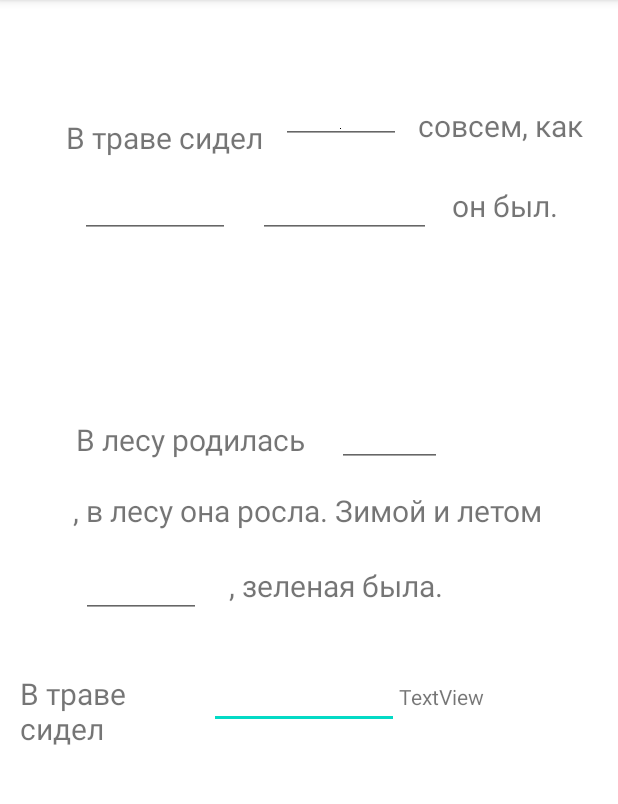
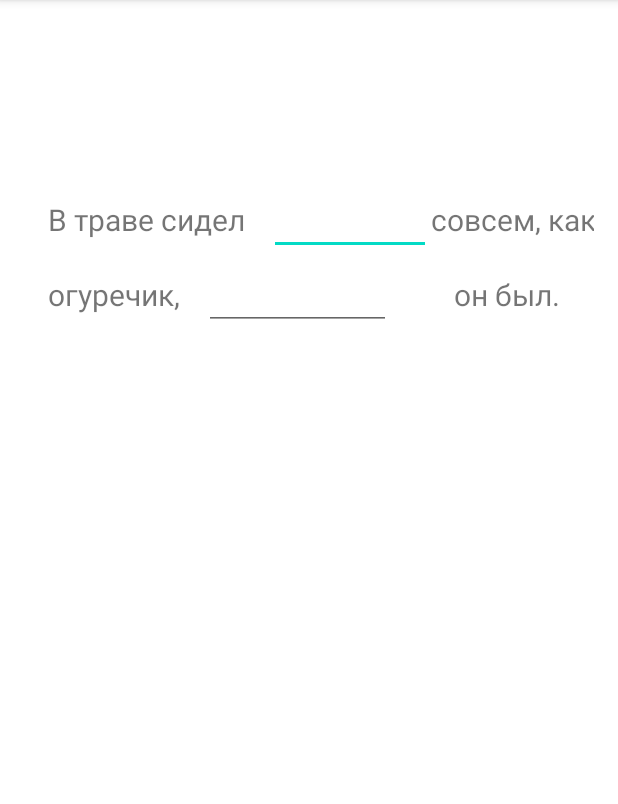
Before and after one commit to nibelung-dt/VKcup_stage_2, an Android app: the FillSpaces screen opened directly, with no data from a screen before it, on a phone screen of 412 x 824 dp, the part 84-888 px from its top. Run offline under Robolectric (Android 15) with nearby library versions, the phone set to English and light mode, and no system bars.

Commit message:
work for recyclerview_fill_spaces2.xml

```diff
--- a/app/src/main/res/layout/recyclerview_fill_spaces2.xml
+++ b/app/src/main/res/layout/recyclerview_fill_spaces2.xml
@@ -7,186 +7,93 @@
 
 
     <LinearLayout
-        android:layout_width="386dp"
-        android:layout_height="136dp"
-        android:orientation="horizontal"
+        android:layout_width="380dp"
+        android:layout_height="130dp"
+        android:orientation="vertical"
         app:layout_constraintBottom_toBottomOf="parent"
         app:layout_constraintEnd_toEndOf="parent"
         app:layout_constraintStart_toStartOf="parent"
         app:layout_constraintTop_toTopOf="parent"
-        app:layout_constraintVertical_bias="0.702">
+        app:layout_constraintVertical_bias="0.188">
 
-
+        <LinearLayout
+            android:layout_width="400dp"
+            android:layout_height="50dp"
+            android:orientation="horizontal"
+            app:layout_constraintBottom_toBottomOf="parent"
+            app:layout_constraintEnd_toEndOf="parent"
+            app:layout_constraintHorizontal_bias="0.333"
+            app:layout_constraintStart_toStartOf="parent"
+            app:layout_constraintTop_toTopOf="parent"
+            app:layout_constraintVertical_bias="0.671">
 
 
             <TextView
                 android:id="@+id/textView6"
-            android:layout_width="50dp"
+                android:layout_width="75dp"
                 android:layout_height="wrap_content"
                 android:layout_weight="1"
+                android:gravity="center_horizontal"
                 android:text="В траве сидел"
                 android:textSize="20dp" />
 
             <com.google.android.material.textfield.TextInputEditText
                 android:id="@+id/textView2"
-            android:layout_width="50dp"
+                android:layout_width="20dp"
                 android:layout_height="wrap_content"
                 android:layout_weight="1"
                 android:text="" />
 
             <TextView
                 android:id="@+id/textView9"
+                android:layout_width="40dp"
+                android:layout_height="wrap_content"
+                android:layout_weight="1"
+                android:text="совсем, как"
+                android:textSize="20dp" />
+        </LinearLayout>
+
+
+        <LinearLayout
+            android:layout_width="400dp"
+            android:layout_height="50dp"
+            android:orientation="horizontal"
+            app:layout_constraintBottom_toBottomOf="parent"
+            app:layout_constraintEnd_toEndOf="parent"
+            app:layout_constraintHorizontal_bias="0.333"
+            app:layout_constraintStart_toStartOf="parent"
+            app:layout_constraintTop_toTopOf="parent"
+            app:layout_constraintVertical_bias="0.744">
+
+
+            <TextView
+                android:id="@+id/textView10"
+                android:layout_width="35dp"
+                android:layout_height="wrap_content"
+                android:layout_weight="1"
+                android:gravity="center_horizontal"
+                android:text="огуречик,"
+                android:textSize="20sp" />
+
+            <com.google.android.material.textfield.TextInputEditText
+                android:id="@+id/textView21"
+                android:layout_width="40dp"
+                android:layout_height="wrap_content"
+                android:layout_weight="1"
+                android:text="" />
+
+            <TextView
+                android:id="@+id/textView11"
                 android:layout_width="wrap_content"
                 android:layout_height="wrap_content"
                 android:layout_weight="1"
-            android:text="TextView" />
+                android:gravity="center_horizontal"
+                android:text="он был."
+                android:textSize="20sp" />
+
         </LinearLayout>
 
-    <TextView
-        android:id="@+id/textView"
-        android:layout_width="wrap_content"
-        android:layout_height="wrap_content"
-        android:layout_marginEnd="14dp"
-        android:layout_marginBottom="648dp"
-        android:text="В траве сидел"
-        android:textSize="20dp"
-        app:layout_constraintBottom_toBottomOf="parent"
-        app:layout_constraintEnd_toEndOf="parent"
-        app:layout_constraintHorizontal_bias="0.144"
-        app:layout_constraintStart_toStartOf="parent"
-        app:layout_constraintTop_toTopOf="parent"
-        app:layout_constraintVertical_bias="0.91" />
-
-    <com.google.android.material.textfield.TextInputEditText
-        android:id="@+id/fillSpace1"
-        android:layout_width="80dp"
-        android:layout_height="48dp"
-        android:layout_marginTop="40dp"
-        android:drawableBottom="@color/black"
-        android:hint=""
-        android:textSize="20dp"
-        app:layout_constraintBottom_toTopOf="@+id/fillSpace3"
-        app:layout_constraintEnd_toEndOf="parent"
-        app:layout_constraintHorizontal_bias="0.567"
-        app:layout_constraintStart_toStartOf="parent"
-        app:layout_constraintTop_toTopOf="parent"
-        app:layout_constraintVertical_bias="0.0" />
-
-    <TextView
-        android:id="@+id/textView3"
-        android:layout_width="wrap_content"
-        android:layout_height="wrap_content"
-        android:text="совсем, как"
-        android:textSize="20dp"
-        app:layout_constraintBottom_toBottomOf="parent"
-        app:layout_constraintEnd_toEndOf="parent"
-        app:layout_constraintHorizontal_bias="0.946"
-        app:layout_constraintStart_toStartOf="parent"
-        app:layout_constraintTop_toTopOf="parent"
-        app:layout_constraintVertical_bias="0.086" />
-
-    <com.google.android.material.textfield.TextInputEditText
-        android:id="@+id/fillSpace2"
-        android:layout_width="100dp"
-        android:layout_height="44dp"
-        android:textSize="20dp"
-        app:layout_constraintBottom_toBottomOf="parent"
-        app:layout_constraintEnd_toEndOf="parent"
-        app:layout_constraintHorizontal_bias="0.154"
-        app:layout_constraintStart_toStartOf="parent"
-        app:layout_constraintTop_toTopOf="parent"
-        app:layout_constraintVertical_bias="0.151" />
-
-    <com.google.android.material.textfield.TextInputEditText
-        android:id="@+id/fillSpace3"
-        android:layout_width="115dp"
-        android:layout_height="44dp"
-        android:layout_marginStart="24dp"
-        android:layout_marginEnd="20dp"
-        android:textSize="20dp"
-        app:layout_constraintBottom_toBottomOf="parent"
-        app:layout_constraintEnd_toStartOf="@+id/textView4"
-        app:layout_constraintStart_toEndOf="@+id/fillSpace2"
-        app:layout_constraintTop_toTopOf="parent"
-        app:layout_constraintVertical_bias="0.151" />
+    </LinearLayout>
 
 
-    <TextView
-        android:id="@+id/textView4"
-        android:layout_width="wrap_content"
-        android:layout_height="wrap_content"
-        android:layout_marginEnd="32dp"
-        android:text="он был."
-        android:textSize="20dp"
-        app:layout_constraintBottom_toBottomOf="parent"
-        app:layout_constraintEnd_toEndOf="parent"
-        app:layout_constraintTop_toTopOf="parent"
-        app:layout_constraintVertical_bias="0.159" />
-
-    <com.google.android.material.textfield.TextInputEditText
-        android:id="@+id/fillSpace4"
-        android:layout_width="70dp"
-        android:layout_height="48dp"
-        android:layout_marginEnd="76dp"
-        android:layout_marginBottom="15dp"
-        android:textSize="20dp"
-        app:layout_constraintBottom_toTopOf="@+id/textView8"
-        app:layout_constraintEnd_toEndOf="parent"
-        app:layout_constraintHorizontal_bias="0.39"
-        app:layout_constraintStart_toEndOf="@+id/textView5"
-        app:layout_constraintTop_toTopOf="parent"
-        app:layout_constraintVertical_bias="1.0" />
-
-    <TextView
-        android:id="@+id/textView7"
-        android:layout_width="wrap_content"
-        android:layout_height="wrap_content"
-        android:layout_marginEnd="72dp"
-        android:layout_marginBottom="356dp"
-        android:text=", зеленая была."
-        android:textSize="20dp"
-        app:layout_constraintBottom_toBottomOf="parent"
-        app:layout_constraintEnd_toEndOf="parent"
-        app:layout_constraintHorizontal_bias="0.338"
-        app:layout_constraintStart_toEndOf="@+id/fillSpace5" />
-
-    <TextView
-        android:id="@+id/textView5"
-        android:layout_width="wrap_content"
-        android:layout_height="wrap_content"
-        android:layout_marginBottom="20dp"
-        android:text="В лесу родилась"
-        android:textSize="20dp"
-        app:layout_constraintBottom_toTopOf="@+id/textView8"
-        app:layout_constraintEnd_toEndOf="parent"
-        app:layout_constraintHorizontal_bias="0.176"
-        app:layout_constraintStart_toStartOf="parent"
-        app:layout_constraintTop_toTopOf="parent"
-        app:layout_constraintVertical_bias="1.0" />
-
-    <TextView
-        android:id="@+id/textView8"
-        android:layout_width="wrap_content"
-        android:layout_height="wrap_content"
-        android:layout_marginBottom="20dp"
-        android:text=", в лесу она росла. Зимой и летом"
-        android:textSize="20dp"
-        app:layout_constraintBottom_toTopOf="@+id/textView7"
-        app:layout_constraintEnd_toEndOf="parent"
-        app:layout_constraintHorizontal_bias="0.494"
-        app:layout_constraintStart_toStartOf="parent"
-        app:layout_constraintTop_toBottomOf="@+id/fillSpace3"
-        app:layout_constraintVertical_bias="0.986" />
-
-    <com.google.android.material.textfield.TextInputEditText
-        android:id="@+id/fillSpace5"
-        android:layout_width="80dp"
-        android:layout_height="44dp"
-        android:layout_marginBottom="348dp"
-        android:textSize="20dp"
-        app:layout_constraintBottom_toBottomOf="parent"
-        app:layout_constraintEnd_toEndOf="parent"
-        app:layout_constraintHorizontal_bias="0.145"
-        app:layout_constraintStart_toStartOf="parent" />
-
 </androidx.constraintlayout.widget.ConstraintLayout>
```
Lines whose indentation alone changed are shown as unchanged.
